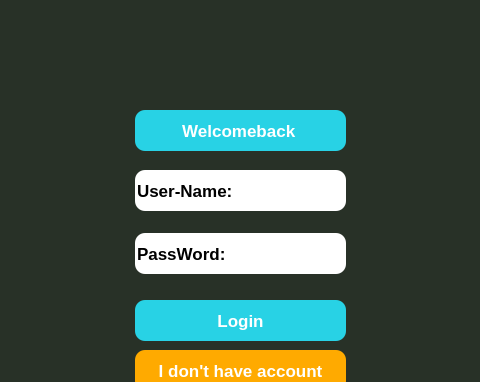
Old version of the form ui/login.ui in the repository xbinh47/PTA_TungNam_DaiKhang; both pictures show x 145 to 625 and y 0 to 382 of the 800 by 600 pixel window.
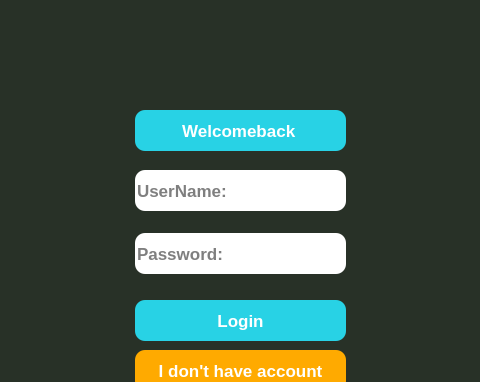
New version of the form. Icons and pictures are not drawn.

The edit to the form file:
```diff
--- a/ui/login.ui
+++ b/ui/login.ui
@@ -104,7 +104,10 @@
 </string>
      </property>
      <property name="text">
-      <string>User-Name:</string>
+      <string/>
+     </property>
+     <property name="placeholderText">
+      <string>UserName:</string>
      </property>
     </widget>
     <widget class="QLineEdit" name="lineEdit_2">
@@ -127,7 +130,10 @@
 border-radius: 10px;</string>
      </property>
      <property name="text">
-      <string>PassWord:</string>
+      <string/>
+     </property>
+     <property name="placeholderText">
+      <string>Password:</string>
      </property>
     </widget>
     <widget class="QPushButton" name="btn_login">
```
